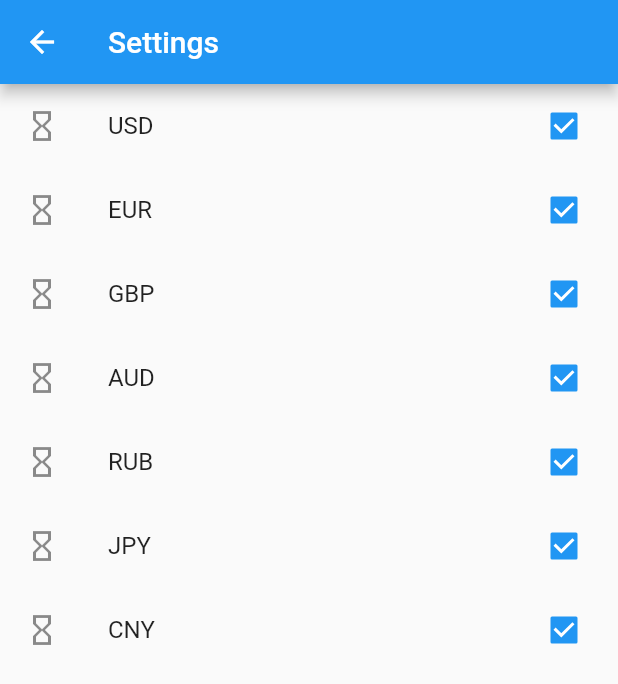
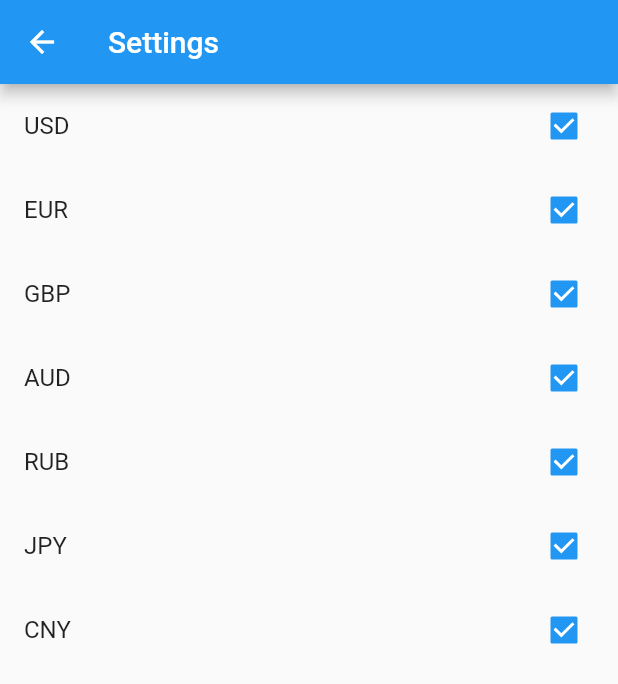
Before and after one commit to Egor-OS/currate_app, a Flutter app: the screen it shows after launch, after a tap on the "settings" icon, on a phone screen of 412 x 824 dp. Shown: the top 684 px of the screen. Run offline on Flutter 3.47's test engine with Material 2 defaults, Android fonts, the phone set to English and light mode, and no system bars; our stand-ins replace get, go_router; network calls fail.

Commit message:
Trying to fix #1.1

```diff
--- a/lib/screens/rate_list/rate_list_screen.dart
+++ b/lib/screens/rate_list/rate_list_screen.dart
@@ -28,16 +28,16 @@ class RateListScreen extends StatelessWidget {
       body: FutureBuilder(
         future: rateListController.getRates(),
         builder: (BuildContext context, AsyncSnapshot snapshot) {
-          if (snapshot.connectionState == ConnectionState.waiting) {
+          if (snapshot.connectionState != ConnectionState.done) {
             return const Center(
               child: CircularProgressIndicator(),
             );
           }
           if (snapshot.hasError) {
-            return Center(
-              child: Text(snapshot.error.toString()),
-            );
-          }
+              return Center(
+                child: Text(snapshot.error.toString()),
+              );
+            }
           return RateCurrentListBuilderWidget(
             listCurrencies: rateListController.ratesList,
             rateListController: rateListController,
--- a/lib/screens/settings/widgets/row_currency_checkbox_widget.dart
+++ b/lib/screens/settings/widgets/row_currency_checkbox_widget.dart
@@ -20,7 +20,6 @@ class RowCurrencyCheckboxWidget extends StatelessWidget {
       onChanged: (value) {
         rateListController.switchAvailableCurrencies(currencyName, value!);
       },
-      secondary: const Icon(Icons.hourglass_empty),
     ));
   }
 }
```
